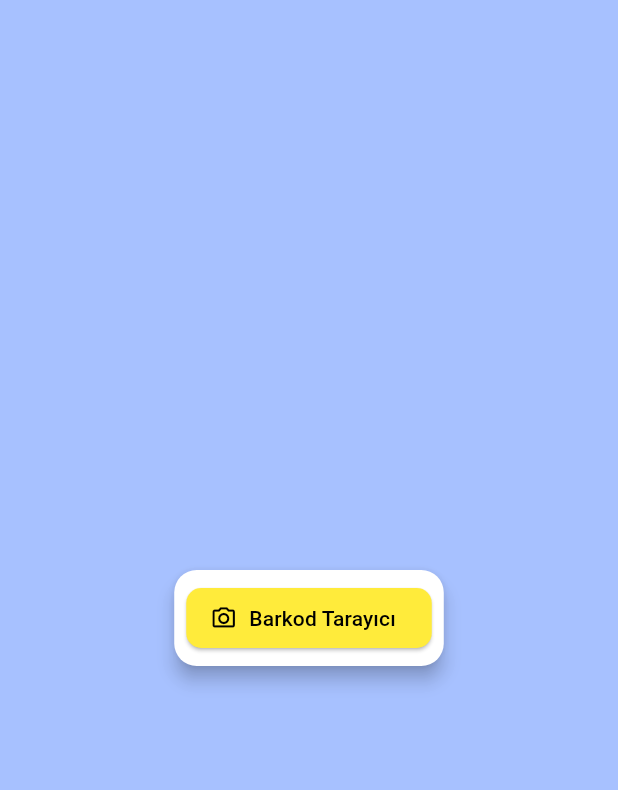
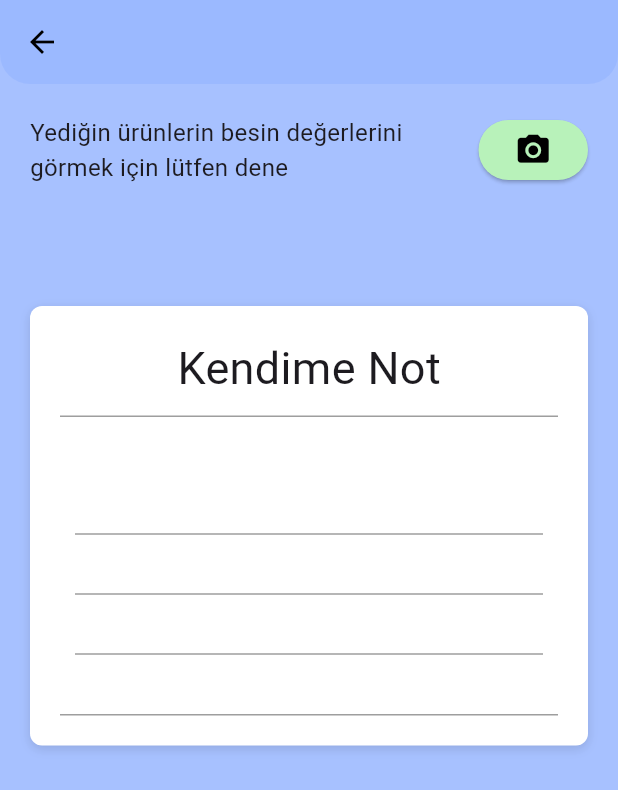
Before and after one commit to caglak0/flutter_diet_app, a Flutter app: the BarkodScanner screen opened directly, on a phone screen of 412 x 824 dp. Shown: the top 790 px of the screen. Run offline on Flutter 3.47's test engine with Material 3 defaults, Android fonts, the phone set to English and light mode, and no system bars; our stand-ins replace cloud_firestore, firebase_auth, firebase_core, fl_chart, flutter_local_notifications, font_awesome_flutter and 11 more; missing offline and left inert: flutter_barcode_scanner; accounts and stored records are empty.

Commit message:
barkod sayfası geliştirmeleri - Çağla

```diff
--- a/lib/details/barkod_scanner.dart
+++ b/lib/details/barkod_scanner.dart
@@ -1,5 +1,6 @@
 import 'package:flutter/material.dart';
 import 'package:flutter_diet_app/pages/barcode.dart';
+import 'package:google_fonts/google_fonts.dart';
 
 class BarkodScanner extends StatelessWidget {
   const BarkodScanner({super.key});
@@ -8,25 +9,102 @@ class BarkodScanner extends StatelessWidget {
   Widget build(BuildContext context) {
     final BarcodeScannerService barcodeScannerService = BarcodeScannerService();
 
-    return Center(
-      child: Card(
-        elevation: 5,
-        shape: RoundedRectangleBorder(borderRadius: BorderRadius.circular(15)),
+    return Scaffold(
+      appBar: AppBar(),
+      body: Padding(
+        padding: const EdgeInsets.all(20),
+        child: SingleChildScrollView(
+          child: Column(
+            crossAxisAlignment: CrossAxisAlignment.start,
+            children: [
+              Row(
+                children: [
+                  const Expanded(
+                    child: Align(
+                      alignment: Alignment.topLeft,
                       child: Padding(
-          padding: const EdgeInsets.all(8.0),
-          child: ElevatedButton.icon(
+                        padding: EdgeInsets.only(right: 20),
+                        child: Text(
+                          'Yediğin ürünlerin besin değerlerini görmek için lütfen dene',
+                          style: TextStyle(fontSize: 16),
+                        ),
+                      ),
+                    ),
+                  ),
+                  ElevatedButton(
                     onPressed: () async {
-              String result = await barcodeScannerService.scanBarcodeNormal();
+                      String result =
+                          await barcodeScannerService.scanBarcodeNormal();
                     },
-            label: const Text('Barkod Tarayıcı'),
-            icon: const Icon(Icons.camera_alt_outlined),
                     style: ElevatedButton.styleFrom(
                       foregroundColor: Colors.black,
-              backgroundColor: Colors.yellow,
+                      backgroundColor: const Color.fromARGB(255, 184, 242, 186),
                       shape: RoundedRectangleBorder(
-                borderRadius: BorderRadius.circular(10),
+                        borderRadius: BorderRadius.circular(50),
                       ),
                     ),
+                    child: const Icon(Icons.camera_alt, size: 25),
+                  ),
+                ],
+              ),
+              const SizedBox(height: 80),
+              Container(
+                width: double.infinity,
+                padding: const EdgeInsets.all(20),
+                decoration: BoxDecoration(
+                  color: Colors.white,
+                  borderRadius: BorderRadius.circular(8),
+                  boxShadow: const [
+                    BoxShadow(
+                      color: Colors.black12,
+                      blurRadius: 5,
+                      offset: Offset(0, 2),
+                    ),
+                  ],
+                ),
+                child: Column(
+                  crossAxisAlignment: CrossAxisAlignment.center,
+                  children: [
+                    Text(
+                      'Kendime Not',
+                      style: GoogleFonts.alexBrush(
+                        textStyle: const TextStyle(fontSize: 30),
+                      ),
+                    ),
+                    const SizedBox(height: 10),
+                    Container(
+                      height: 200,
+                      padding: const EdgeInsets.all(10),
+                      decoration: const BoxDecoration(
+                        border: Border(
+                          top: BorderSide(color: Colors.grey),
+                          bottom: BorderSide(color: Colors.grey),
+                        ),
+                      ),
+                      child: Column(
+                        children: [
+                          const TextField(
+                            decoration: InputDecoration(
+                              border: InputBorder.none,
+                            ),
+                            maxLines: null,
+                          ),
+                          Expanded(
+                            child: ListView.builder(
+                              itemCount: 10,
+                              itemBuilder: (context, index) {
+                                return const Divider(
+                                    color: Colors.grey, height: 40);
+                              },
+                            ),
+                          ),
+                        ],
+                      ),
+                    ),
+                  ],
+                ),
+              ),
+            ],
           ),
         ),
       ),
--- a/lib/pages/reminders_page.dart
+++ b/lib/pages/reminders_page.dart
@@ -5,11 +5,9 @@ import 'package:flutter_local_notifications/flutter_local_notifications.dart';
 import 'package:shared_preferences/shared_preferences.dart';
 import 'package:firebase_auth/firebase_auth.dart';
 import 'package:cloud_firestore/cloud_firestore.dart';
-import 'package:timezone/data/latest.dart' as tz;
-import 'package:timezone/timezone.dart' as tz;
 
 class ReminderScreen extends StatefulWidget {
-  const ReminderScreen({Key? key, required this.userId}) : super(key: key);
+  const ReminderScreen({super.key, required this.userId});
   final String userId;
 
   @override
@@ -279,7 +277,7 @@ class _ReminderScreenState extends State<ReminderScreen> {
         id: index * 1000 + innerIndex, // Benzersiz bir ID oluşturun
         title: 'Hatırlatıcı',
         body: 'Hatırlatma Zamanı Geldi!',
-        payload: 'reminder_payload_${index}_${innerIndex}',
+        payload: 'reminder_payload_${index}_$innerIndex',
         scheduledDateTime: scheduledDateTime,
         categoryIndex: categoryIndex,
       );
--- a/lib/screens/signin_screen.dart
+++ b/lib/screens/signin_screen.dart
@@ -1,5 +1,6 @@
 import 'package:flutter/material.dart';
 import 'package:flutter_diet_app/pages/home_screen.dart';
+import 'package:flutter_diet_app/screens/forget_password_screen.dart';
 import 'package:flutter_diet_app/service/auth_service.dart';
 import 'package:flutter_diet_app/widgets/custom_scaffold.dart';
 import 'package:flutter_diet_app/screens/signup_screen.dart';
@@ -181,6 +182,14 @@ class _SigninScreenState extends State<SigninScreen> {
                                 fontWeight: FontWeight.bold,
                               ),
                             ),
+                            onTap: () {
+                              Navigator.push(
+                                context,
+                                MaterialPageRoute(
+                                  builder: (context) => ForgotPasswordScreen(),
+                                ),
+                              );
+                            },
                           ),
                         ],
                       ),
@@ -199,8 +208,9 @@ class _SigninScreenState extends State<SigninScreen> {
                               );
                               if (result == 'success') {
                                 await _saveCredentials(); // Save credentials after successful login
-                                if (!mounted)
+                                if (!mounted) {
                                   return; // Ensure the widget is still in the widget tree
+                                }
                                 Navigator.of(context).pushAndRemoveUntil(
                                   MaterialPageRoute(
                                     builder: (context) => const NavbarTheme(),
--- a/lib/service/auth_service.dart
+++ b/lib/service/auth_service.dart
@@ -9,7 +9,7 @@ class AuthService {
 
   Future<String?> forgotPassword(String email) async {
     try {
-      await _firebaseAuth.sendPasswordResetEmail(email: email);
+      await _firebaseAuth.sendPasswordResetEmail(email: email.trim());
       return "Mail kutunuzu kontrol ediniz";
     } on FirebaseAuthException catch (e) {
       if (e.code == "email-already-in-use") {
--- a/pubspec.yaml
+++ b/pubspec.yaml
@@ -46,6 +46,7 @@ dependencies:
   syncfusion_flutter_charts: ^25.1.35
   syncfusion_flutter_gauges: ^25.1.35
   table_calendar: ^3.1.1
+  google_fonts: ^6.2.0
   #Takvim için
   intl: ^0.19.0
   flutter_local_notifications: ^17.1.0
```
Also changed, not shown: pubspec.lock. Lines whose indentation alone changed are shown as unchanged.
